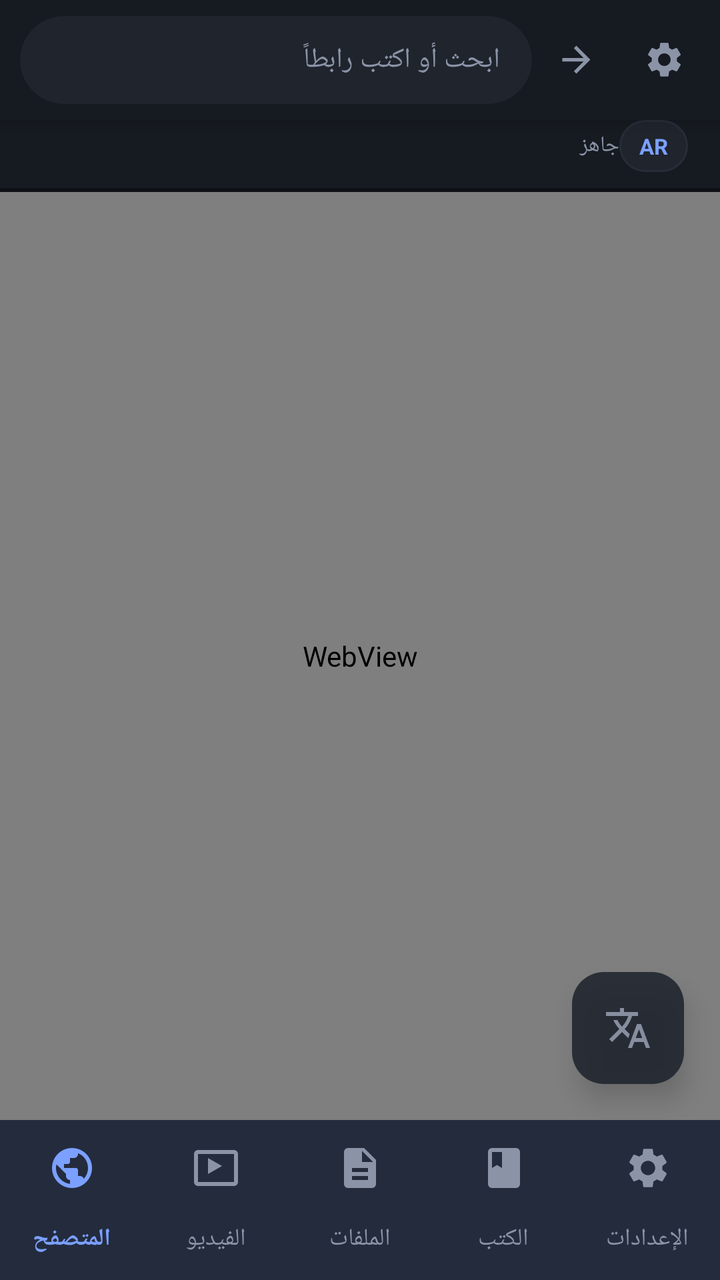
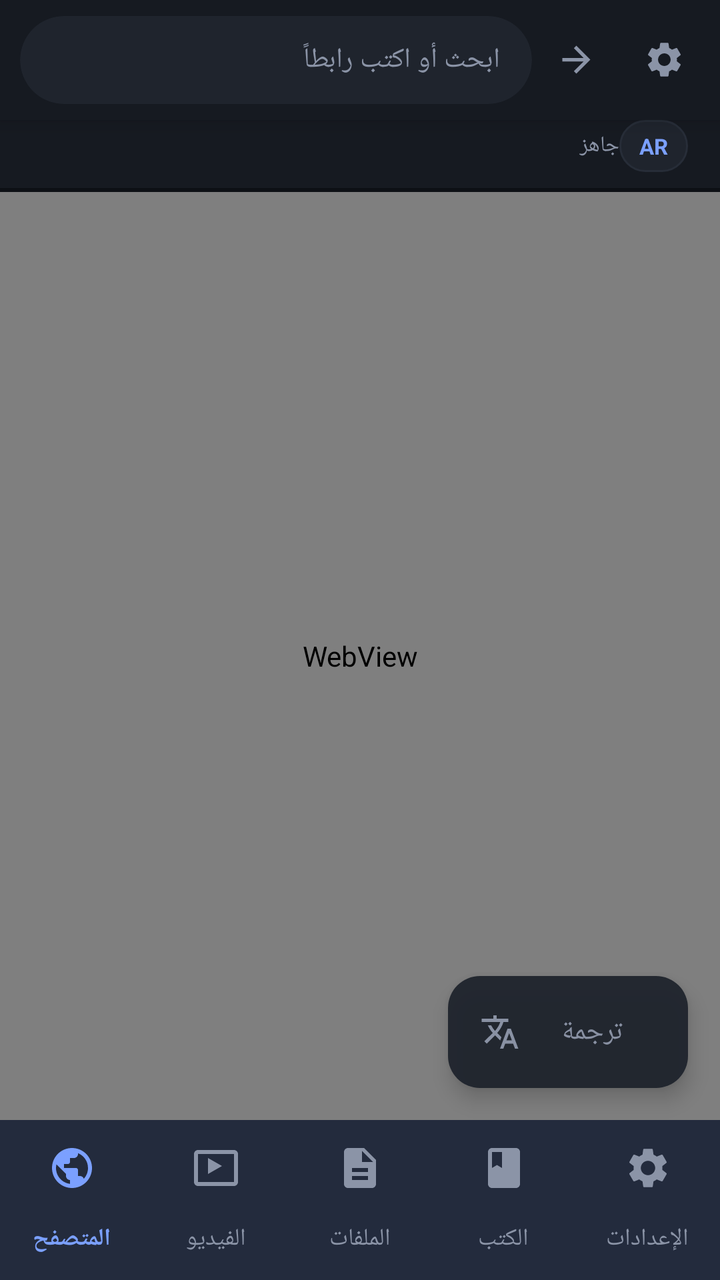

Two renders of the same Android screen: before a commit and after it. Below are the layout's source before the change and the commit's diff.
<!-- AndroidManifest.xml: application theme AppTheme -->
<!-- res/layout/activity_main.xml -->
<?xml version="1.0" encoding="utf-8"?>
<LinearLayout xmlns:android="http://schemas.android.com/apk/res/android"
    xmlns:app="http://schemas.android.com/apk/res-auto"
    android:layout_width="match_parent"
    android:layout_height="match_parent"
    android:orientation="vertical"
    android:background="@color/bg"
    android:fitsSystemWindows="true">

    <FrameLayout
        android:id="@+id/screenHost"
        android:layout_width="match_parent"
        android:layout_height="0dp"
        android:layout_weight="1">

        
        <LinearLayout
            android:id="@+id/browserScreen"
            android:layout_width="match_parent"
            android:layout_height="match_parent"
            android:orientation="vertical">

            <LinearLayout
                android:layout_width="match_parent"
                android:layout_height="wrap_content"
                android:orientation="horizontal"
                android:gravity="center_vertical"
                android:background="@color/surface"
                android:paddingStart="10dp"
                android:paddingEnd="6dp"
                android:paddingTop="8dp"
                android:paddingBottom="8dp"
                android:elevation="6dp">

                <com.google.android.material.card.MaterialCardView
                    android:layout_width="0dp"
                    android:layout_height="44dp"
                    android:layout_weight="1"
                    app:cardCornerRadius="22dp"
                    app:cardBackgroundColor="@color/surface2"
                    app:cardElevation="0dp"
                    app:strokeWidth="0dp">

                    <EditText
                        android:id="@+id/urlBar"
                        android:layout_width="match_parent"
                        android:layout_height="match_parent"
                        android:background="@null"
                        android:paddingStart="16dp"
                        android:paddingEnd="16dp"
                        android:hint="ابحث أو اكتب رابطاً"
                        android:textColorHint="@color/muted"
                        android:textColor="@color/on_surface"
                        android:textSize="14sp"
                        android:singleLine="true"
                        android:imeOptions="actionGo"
                        android:inputType="textUri"
                        android:selectAllOnFocus="true"
                        android:importantForAutofill="no" />
                </com.google.android.material.card.MaterialCardView>

                <com.google.android.material.button.MaterialButton
                    android:id="@+id/btnGo"
                    style="@style/Widget.Material3.Button.TextButton"
                    android:layout_width="44dp"
                    android:layout_height="44dp"
                    android:minWidth="0dp"
                    android:insetTop="0dp"
                    android:insetBottom="0dp"
                    app:icon="@drawable/ic_go"
                    app:iconSize="21dp"
                    app:iconPadding="0dp"
                    app:iconGravity="textStart"
                    app:iconTint="@color/muted" />

                <com.google.android.material.button.MaterialButton
                    android:id="@+id/btnMenu"
                    style="@style/Widget.Material3.Button.TextButton"
                    android:layout_width="44dp"
                    android:layout_height="44dp"
                    android:minWidth="0dp"
                    android:insetTop="0dp"
                    android:insetBottom="0dp"
                    app:icon="@drawable/ic_settings"
                    app:iconSize="21dp"
                    app:iconPadding="0dp"
                    app:iconGravity="textStart"
                    app:iconTint="@color/muted" />
            </LinearLayout>

            <LinearLayout
                android:layout_width="match_parent"
                android:layout_height="wrap_content"
                android:orientation="horizontal"
                android:gravity="center_vertical"
                android:background="@color/surface"
                android:paddingStart="16dp"
                android:paddingEnd="16dp"
                android:paddingBottom="8dp">

                <TextView
                    android:id="@+id/tvStatus"
                    android:layout_width="0dp"
                    android:layout_height="wrap_content"
                    android:layout_weight="1"
                    android:text="جاهز"
                    android:textColor="@color/muted"
                    android:textSize="11sp"
                    android:singleLine="true"
                    android:ellipsize="end" />

                <TextView
                    android:id="@+id/tvChip"
                    android:layout_width="wrap_content"
                    android:layout_height="26dp"
                    android:gravity="center"
                    android:background="@drawable/bg_chip"
                    android:paddingStart="10dp"
                    android:paddingEnd="10dp"
                    android:text="AR"
                    android:textColor="@color/brand"
                    android:textSize="11sp"
                    android:textStyle="bold" />
            </LinearLayout>

            <ProgressBar
                android:id="@+id/progress"
                style="?android:attr/progressBarStyleHorizontal"
                android:layout_width="match_parent"
                android:layout_height="2dp"
                android:max="100"
                android:progress="0"
                android:progressTint="@color/brand"
                android:visibility="invisible" />

            <FrameLayout
                android:layout_width="match_parent"
                android:layout_height="0dp"
                android:layout_weight="1">

                <WebView
                    android:id="@+id/web"
                    android:layout_width="match_parent"
                    android:layout_height="match_parent" />

                <com.google.android.material.floatingactionbutton.FloatingActionButton
                    android:id="@+id/fabTr"
                    android:layout_width="wrap_content"
                    android:layout_height="wrap_content"
                    android:layout_gravity="bottom|end"
                    android:layout_margin="18dp"
                    android:alpha="0.88"
                    app:backgroundTint="@color/surface2"
                    app:elevation="8dp"
                    app:fabSize="normal"
                    app:srcCompat="@drawable/ic_translate"
                    app:tint="@color/muted" />
            </FrameLayout>
        </LinearLayout>

        
        <ScrollView
            android:id="@+id/homeScreen"
            android:layout_width="match_parent"
            android:layout_height="match_parent"
            android:background="@color/bg"
            android:visibility="gone">

            <LinearLayout
                android:id="@+id/homeRoot"
                android:layout_width="match_parent"
                android:layout_height="wrap_content"
                android:orientation="vertical"
                android:paddingStart="16dp"
                android:paddingEnd="16dp"
                android:paddingTop="18dp"
                android:paddingBottom="24dp" />
        </ScrollView>

        
        <LinearLayout
            android:id="@+id/soonScreen"
            android:layout_width="match_parent"
            android:layout_height="match_parent"
            android:orientation="vertical"
            android:gravity="center"
            android:background="@color/bg"
            android:padding="32dp"
            android:visibility="gone">

            <TextView
                android:id="@+id/soonIcon"
                android:layout_width="wrap_content"
                android:layout_height="wrap_content"
                android:text="🚧"
                android:textSize="52sp" />

            <TextView
                android:id="@+id/soonTitle"
                android:layout_width="wrap_content"
                android:layout_height="wrap_content"
                android:layout_marginTop="18dp"
                android:text="قيد البناء"
                android:textColor="@color/on_surface"
                android:textSize="20sp"
                android:textStyle="bold" />

            <TextView
                android:id="@+id/soonBody"
                android:layout_width="match_parent"
                android:layout_height="wrap_content"
                android:layout_marginTop="10dp"
                android:gravity="center"
                android:lineSpacingExtra="4dp"
                android:text=""
                android:textColor="@color/muted"
                android:textSize="13sp" />

            <com.google.android.material.button.MaterialButton
                android:id="@+id/soonAction"
                android:layout_width="wrap_content"
                android:layout_height="wrap_content"
                android:layout_marginTop="22dp"
                android:text="افتح في المتصفح"
                android:textSize="13sp"
                android:visibility="gone" />
        </LinearLayout>
    </FrameLayout>

    <com.google.android.material.bottomnavigation.BottomNavigationView
        android:id="@+id/bottomNav"
        android:layout_width="match_parent"
        android:layout_height="wrap_content"
        android:background="@color/surface"
        app:elevation="10dp"
        app:labelVisibilityMode="labeled"
        app:itemIconTint="@color/nav_item"
        app:itemTextColor="@color/nav_item"
        app:menu="@menu/bottom_nav" />

</LinearLayout>
<!-- resources referenced by this layout -->
<resources>
  <color name="bg">#0D1015</color>
  <color name="brand">#7BA0FF</color>
  <color name="muted">#8B94A7</color>
  <color name="on_surface">#E7EAF2</color>
  <color name="surface">#161A21</color>
  <color name="surface2">#1F242D</color>
  <!-- drawable bg_chip (drawable) -->
  <?xml version="1.0" encoding="utf-8"?>
  <shape xmlns:android="http://schemas.android.com/apk/res/android"
      android:shape="rectangle">
      <solid android:color="@color/surface2" />
      <corners android:radius="13dp" />
      <stroke android:width="1dp" android:color="@color/surface3" />
  </shape>
  <!-- drawable ic_go (drawable) -->
  <vector xmlns:android="http://schemas.android.com/apk/res/android"
      android:width="24dp" android:height="24dp"
      android:viewportWidth="24" android:viewportHeight="24"
      android:tint="#FFFFFF">
      <path android:fillColor="#FFFFFF"
          android:pathData="M12,4l-1.41,1.41L16.17,11H4v2h12.17l-5.58,5.59L12,20l8,-8z" />
  </vector>
  <!-- drawable ic_translate (drawable) -->
  <vector xmlns:android="http://schemas.android.com/apk/res/android"
      android:width="24dp" android:height="24dp"
      android:viewportWidth="24" android:viewportHeight="24"
      android:tint="#FFFFFF">
      <path android:fillColor="#FFFFFF"
          android:pathData="M12.87,15.07l-2.54,-2.51 0.03,-0.03c1.74,-1.94 2.98,-4.17 3.71,-6.53L17,6L17,4h-7L10,2L8,2v2L1,4v1.99h11.17C11.5,7.92 10.44,9.75 9,11.35 8.07,10.32 7.3,9.19 6.69,8h-2c0.73,1.63 1.73,3.17 2.98,4.56l-5.09,5.02L4,19l5,-5 3.11,3.11 0.76,-2.04zM18.5,10h-2L12,22h2l1.12,-3h4.75L21,22h2l-4.5,-12zM15.88,17l1.62,-4.33L19.12,17h-3.24z" />
  </vector>
  <style name="AppTheme" parent="Theme.Material3.Dark.NoActionBar">
          <item name="colorPrimary">@color/brand</item>
          <item name="colorOnPrimary">#0B1020</item>
          <item name="colorPrimaryContainer">@color/brand_dim</item>
          <item name="colorOnPrimaryContainer">@color/on_surface</item>
          <item name="colorSecondary">@color/ok</item>
          <item name="colorSurface">@color/surface</item>
          <item name="colorOnSurface">@color/on_surface</item>
          <item name="colorSurfaceVariant">@color/surface2</item>
          <item name="colorOnSurfaceVariant">@color/muted</item>
          <item name="colorOutline">@color/surface3</item>
          <item name="android:colorBackground">@color/bg</item>
          <item name="android:windowBackground">@color/bg</item>
          <item name="android:statusBarColor">@color/bg</item>
          <item name="android:navigationBarColor">@color/bg</item>
          <item name="android:textColorPrimary">@color/on_surface</item>
          <item name="android:textColorSecondary">@color/muted</item>
          <item name="materialAlertDialogTheme">@style/ImtDialog</item>
      </style>
  <color name="surface3">#272D38</color>
  <color name="brand_dim">#3A4A78</color>
  <color name="ok">#46D68C</color>
  <style name="ImtDialog" parent="ThemeOverlay.Material3.MaterialAlertDialog">
          <item name="colorSurface">@color/surface2</item>
          <item name="colorOnSurface">@color/on_surface</item>
      </style>
</resources>

<!-- the commit's change to res/layout/activity_main.xml (unified diff, before → after) -->
@@ -143,18 +143,22 @@
                     android:layout_width="match_parent"
                     android:layout_height="match_parent" />
 
-                <com.google.android.material.floatingactionbutton.FloatingActionButton
+                <com.google.android.material.floatingactionbutton.ExtendedFloatingActionButton
                     android:id="@+id/fabTr"
                     android:layout_width="wrap_content"
                     android:layout_height="wrap_content"
                     android:layout_gravity="bottom|end"
-                    android:layout_margin="18dp"
-                    android:alpha="0.88"
+                    android:layout_margin="16dp"
+                    android:alpha="0.95"
+                    android:text="ترجمة"
+                    android:textColor="@color/muted"
+                    android:textSize="14sp"
                     app:backgroundTint="@color/surface2"
                     app:elevation="8dp"
-                    app:fabSize="normal"
-                    app:srcCompat="@drawable/ic_translate"
-                    app:tint="@color/muted" />
+                    app:icon="@drawable/ic_translate"
+                    app:iconPadding="8dp"
+                    app:iconSize="20dp"
+                    app:iconTint="@color/muted" />
             </FrameLayout>
         </LinearLayout>
 
